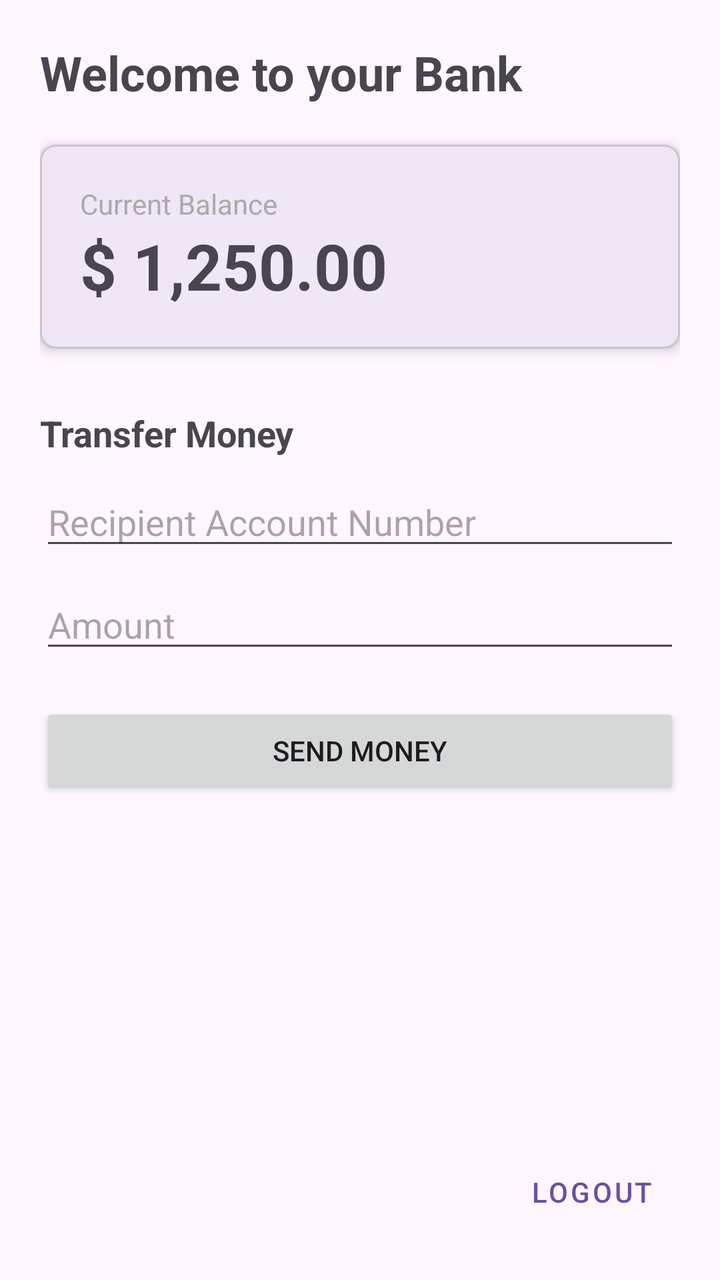
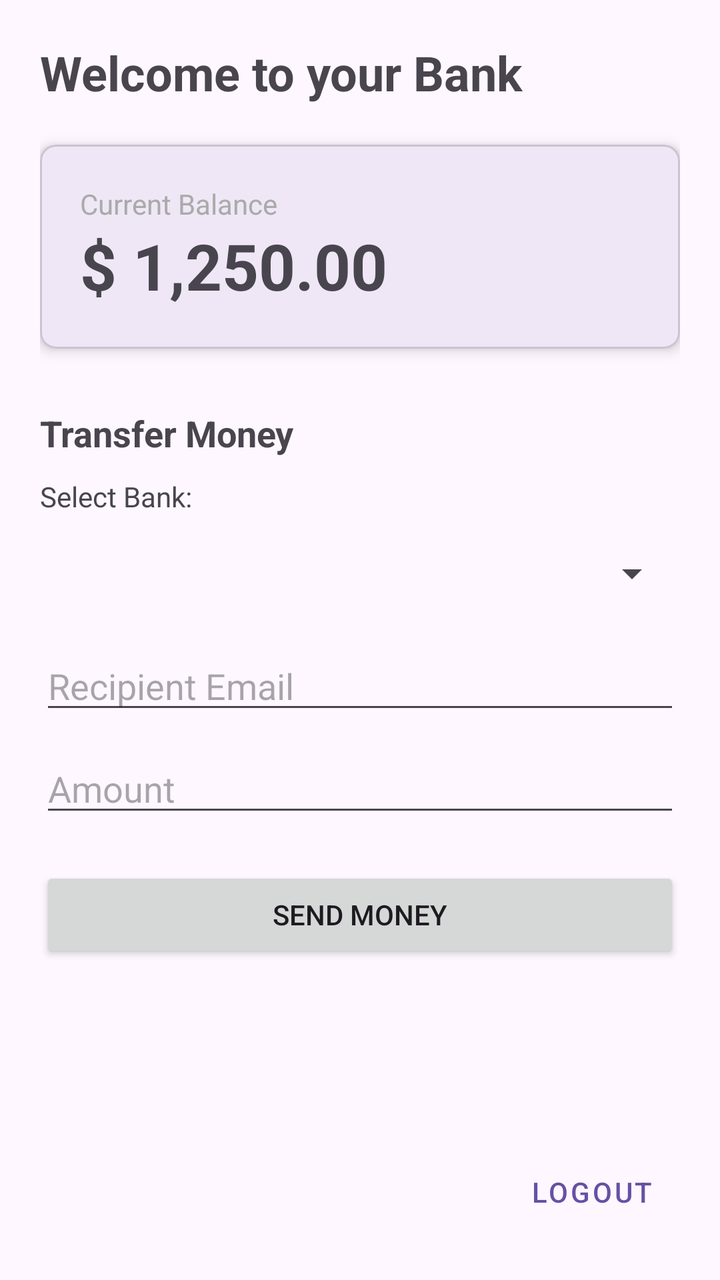

The first picture is an Android layout as it rendered before a commit; the second is the same layout after the commit. The layout source and the unified diff follow.
<!-- AndroidManifest.xml: application theme Theme.BankTransfer -->
<!-- res/layout/activity_banking.xml -->
<?xml version="1.0" encoding="utf-8"?>
<androidx.constraintlayout.widget.ConstraintLayout xmlns:android="http://schemas.android.com/apk/res/android"
    xmlns:app="http://schemas.android.com/apk/res-auto"
    xmlns:tools="http://schemas.android.com/tools"
    android:layout_width="match_parent"
    android:layout_height="match_parent"
    android:padding="20dp"
    tools:context=".BankingActivity">

    <TextView
        android:id="@+id/textWelcome"
        android:layout_width="wrap_content"
        android:layout_height="wrap_content"
        android:text="Welcome to your Bank"
        android:textSize="24sp"
        android:textStyle="bold"
        app:layout_constraintStart_toStartOf="parent"
        app:layout_constraintTop_toTopOf="parent" />

    <com.google.android.material.card.MaterialCardView
        android:id="@+id/cardBalance"
        android:layout_width="match_parent"
        android:layout_height="wrap_content"
        android:layout_marginTop="20dp"
        app:cardCornerRadius="8dp"
        app:cardElevation="4dp"
        app:layout_constraintTop_toBottomOf="@id/textWelcome">

        <LinearLayout
            android:layout_width="match_parent"
            android:layout_height="wrap_content"
            android:orientation="vertical"
            android:padding="20dp">

            <TextView
                android:layout_width="wrap_content"
                android:layout_height="wrap_content"
                android:text="Current Balance"
                android:textColor="@android:color/darker_gray" />

            <TextView
                android:id="@+id/textBalance"
                android:layout_width="wrap_content"
                android:layout_height="wrap_content"
                android:text="$ 1,250.00"
                android:textSize="32sp"
                android:textStyle="bold" />
        </LinearLayout>
    </com.google.android.material.card.MaterialCardView>

    <TextView
        android:id="@+id/textTransferHeader"
        android:layout_width="wrap_content"
        android:layout_height="wrap_content"
        android:layout_marginTop="30dp"
        android:text="Transfer Money"
        android:textSize="18sp"
        android:textStyle="bold"
        app:layout_constraintStart_toStartOf="parent"
        app:layout_constraintTop_toBottomOf="@id/cardBalance" />

    <EditText
        android:id="@+id/editRecipientAccount"
        android:layout_width="match_parent"
        android:layout_height="wrap_content"
        android:layout_marginTop="10dp"
        android:hint="Recipient Account Number"
        android:inputType="number"
        app:layout_constraintTop_toBottomOf="@id/textTransferHeader" />

    <EditText
        android:id="@+id/editAmount"
        android:layout_width="match_parent"
        android:layout_height="wrap_content"
        android:layout_marginTop="10dp"
        android:hint="Amount"
        android:inputType="numberDecimal"
        app:layout_constraintTop_toBottomOf="@id/editRecipientAccount" />

    <Button
        android:id="@+id/btnTransfer"
        android:layout_width="match_parent"
        android:layout_height="wrap_content"
        android:layout_marginTop="20dp"
        android:text="Send Money"
        app:layout_constraintTop_toBottomOf="@id/editAmount" />

    <Button
        android:id="@+id/btnLogout"
        style="@style/Widget.MaterialComponents.Button.TextButton"
        android:layout_width="wrap_content"
        android:layout_height="wrap_content"
        android:text="Logout"
        app:layout_constraintBottom_toBottomOf="parent"
        app:layout_constraintEnd_toEndOf="parent" />

</androidx.constraintlayout.widget.ConstraintLayout>
<!-- resources referenced by this layout -->
<resources>
  <style name="Theme.BankTransfer" parent="Base.Theme.BankTransfer" />
  <style name="Base.Theme.BankTransfer" parent="Theme.Material3.DayNight.NoActionBar">
          
          
      </style>
</resources>

<!-- the commit's change to res/layout/activity_banking.xml (unified diff, before → after) -->
@@ -59,14 +59,31 @@
         app:layout_constraintStart_toStartOf="parent"
         app:layout_constraintTop_toBottomOf="@id/cardBalance" />
 
+    <TextView
+        android:id="@+id/textBankLabel"
+        android:layout_width="wrap_content"
+        android:layout_height="wrap_content"
+        android:layout_marginTop="10dp"
+        android:text="Select Bank:"
+        app:layout_constraintStart_toStartOf="parent"
+        app:layout_constraintTop_toBottomOf="@id/textTransferHeader" />
+
+    <Spinner
+        android:id="@+id/spinnerBanks"
+        android:layout_width="match_parent"
+        android:layout_height="wrap_content"
+        android:layout_marginTop="5dp"
+        android:minHeight="48dp"
+        app:layout_constraintTop_toBottomOf="@id/textBankLabel" />
+
     <EditText
         android:id="@+id/editRecipientAccount"
         android:layout_width="match_parent"
         android:layout_height="wrap_content"
         android:layout_marginTop="10dp"
-        android:hint="Recipient Account Number"
-        android:inputType="number"
-        app:layout_constraintTop_toBottomOf="@id/textTransferHeader" />
+        android:hint="Recipient Email"
+        android:inputType="textEmailAddress"
+        app:layout_constraintTop_toBottomOf="@id/spinnerBanks" />
 
     <EditText
         android:id="@+id/editAmount"
